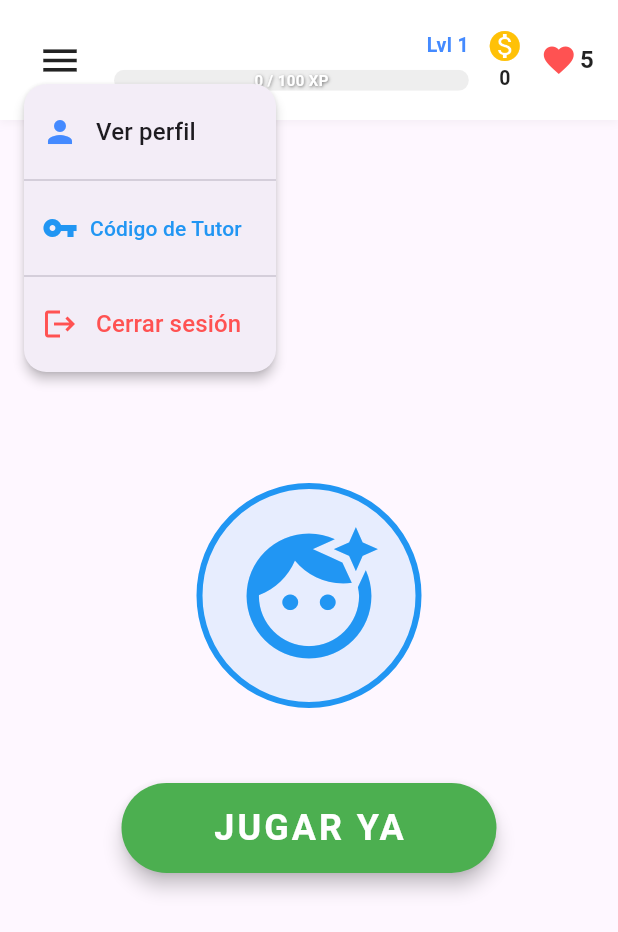
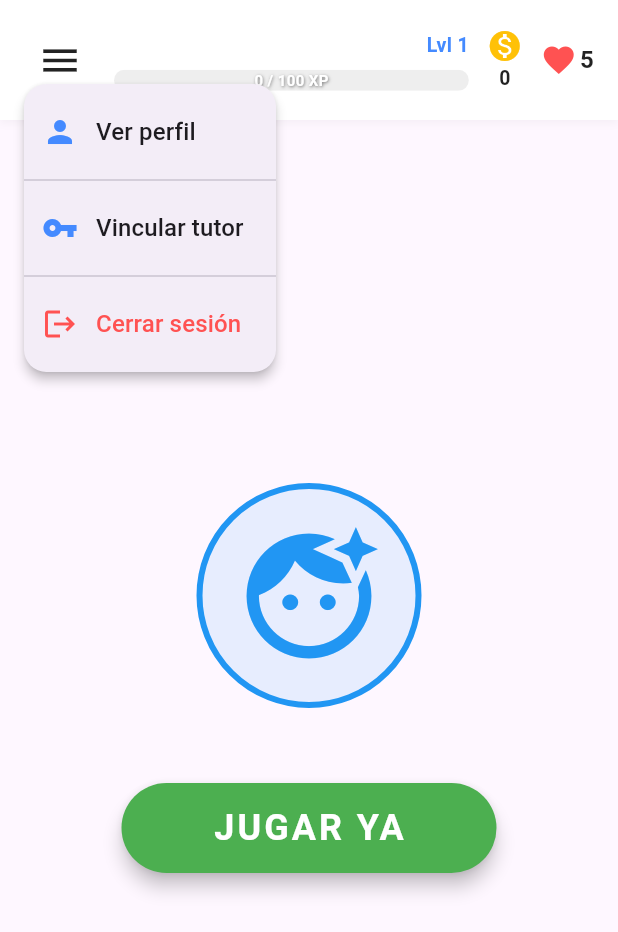
Before and after one commit to ariantsx/math-ia, a Flutter app: the GamesScreen widget shown alone on an empty page, opened directly, after a tap on the "menu" icon, on a phone screen of 412 x 824 dp. Shown: the top 932 px of the screen. Run offline on Flutter 3.47's test engine with Material 3 defaults, Android fonts, the phone set to English and light mode, and no system bars; our stand-ins replace lottie; network calls fail; project files that could hold a hidden picture were left out.

Commit message:
Agregar tutor y códigos de vinculación con el tutor

```diff
--- a/frontend/lib/features/math_challenges/presentation/screens/games_screen.dart
+++ b/frontend/lib/features/math_challenges/presentation/screens/games_screen.dart
@@ -348,11 +348,11 @@ class GamesScreen extends StatelessWidget {
                           value: 'tutor_code',
                           child: Row(
                             children: [
-                              Icon(Icons.vpn_key, color: Colors.blue),
-                              SizedBox(width: 8),
+                              Icon(Icons.vpn_key, color: Colors.blueAccent),
+                              SizedBox(width: 12),
                               Text(
-                                'Código de Tutor',
-                                style: TextStyle(color: Colors.blue),
+                                'Vincular tutor',
+                                style: TextStyle(fontSize: 16),
                               ),
                             ],
                           ),
```
Also changed, not shown: 2 other files.
